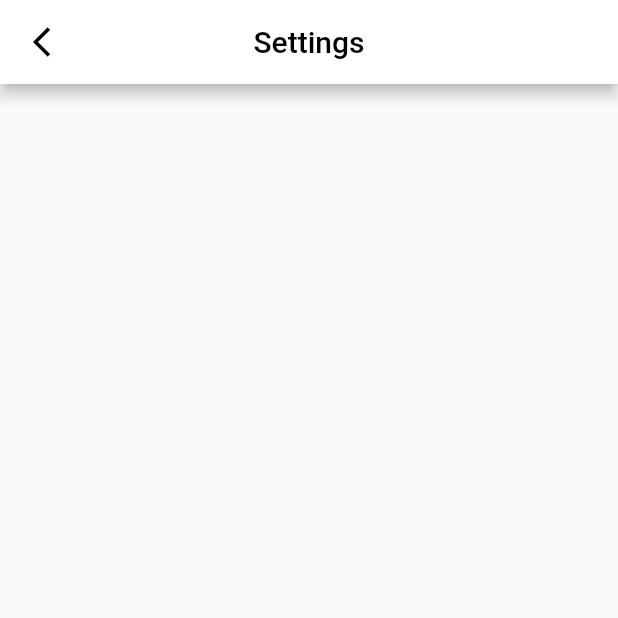
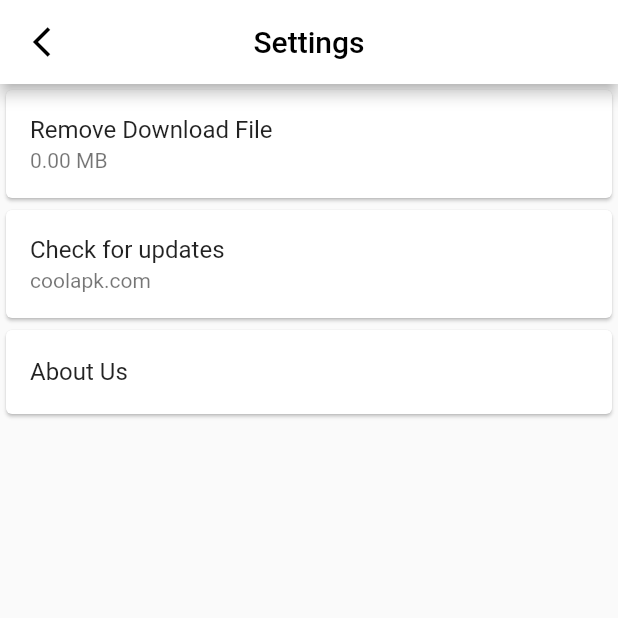
Before and after one commit to xkeyC/x_google_installer, a Flutter app: the SettingsPage screen opened directly, on a phone screen of 412 x 824 dp, the top half of it. Run offline on Flutter 3.47's test engine with Material 2 defaults, Android fonts, the phone set to English and light mode, and no system bars; our stand-ins replace cached_network_image, device_info, dio, firebase_analytics, firebase_core, font_awesome_flutter and 2 more; missing offline and left inert: app_installer, external_app_launcher, flutter_web_browser, installed_apps; accounts and stored records are empty; network calls fail.

Commit message:
upgrade and fix

```diff
--- a/lib/conf.dart
+++ b/lib/conf.dart
@@ -5,6 +5,8 @@ import 'package:device_info/device_info.dart';
 import 'package:flutter/services.dart';
 import 'package:hive/hive.dart';
 import 'package:hive_flutter/hive_flutter.dart';
+import 'package:installed_apps/app_info.dart';
+import 'package:installed_apps/installed_apps.dart';
 
 import 'api.dart';
 
@@ -12,6 +14,7 @@ class AppConf {
   static IndexData _indexData;
   static NetworkGappsInfo _networkGappsInfo;
   static AndroidDeviceInfo _androidDeviceInfo;
+  static AppInfo _thisAppInfo;
 
   static IndexData get gappsIndex {
     return _indexData;
@@ -25,7 +28,13 @@ class AppConf {
     return _networkGappsInfo;
   }
 
+  static AppInfo get thisAppInfo {
+    return _thisAppInfo;
+  }
+
   static Future<int> initData({bool enforce = false}) async {
+    _thisAppInfo = await InstalledApps.getAppInfo("co.clinux.googleinstaller");
+
     if (Platform.isAndroid) {
       _androidDeviceInfo = await DeviceInfoPlugin().androidInfo;
     } else {
--- a/lib/l10n/intl_en.arb
+++ b/lib/l10n/intl_en.arb
@@ -24,6 +24,8 @@
   "title_reinstall_google_framework": "Reinstall",
   "title_downgrade_install": "Downgrade Install!",
   "title_installation_failed": "installation failed?",
+  "title_remove_download_file": "Remove Download File",
+  "title_check_update": "Check for updates",
   "c_framework_is_system_app": "Sorry, your Google framework is a system application and we cannot uninstall it for you.",
   "c_framework_ok": "All Done! Now you can enjoy Google services.",
   "c_framework_error": "Google framework isn’t installed on your device!",
--- a/lib/l10n/intl_zh_CN.arb
+++ b/lib/l10n/intl_zh_CN.arb
@@ -24,6 +24,8 @@
   "title_reinstall_google_framework": "重新安装",
   "title_installation_failed": "安装失败？",
   "title_downgrade_install": "降级安装！",
+  "title_remove_download_file": "删除下载文件",
+  "title_check_update": "检查更新",
   "c_framework_is_system_app": "抱歉，您的 Google 框架为系统预装应用，我们无法帮您卸载。",
   "c_framework_ok": "全部OK！现在，您可以在您的设备上享受 Google Play 服务！",
   "c_framework_error": "啊嘞！您的设备还没有安装 Google Play 服务。",
--- a/lib/ui/install_page.dart
+++ b/lib/ui/install_page.dart
@@ -253,7 +253,7 @@ class __AppInfoPageState extends State<_AppInfoPage>
   }
 
   void installApk(String filePath) {
-    if (packageInfo != null || packageInfo.versionCode > value) {
+    if (packageInfo != null && packageInfo.versionCode > value) {
       showDialog(
           context: context,
           builder: (context) {
--- a/lib/ui/settings_page.dart
+++ b/lib/ui/settings_page.dart
@@ -1,4 +1,8 @@
+import 'dart:io';
+
 import 'package:flutter/material.dart';
+import 'package:flutter_web_browser/flutter_web_browser.dart';
+import 'package:path_provider/path_provider.dart';
 import 'package:x_google_installer/generated/l10n.dart';
 import 'package:x_google_installer/ui/widgets.dart';
 
@@ -8,6 +12,32 @@ class SettingsPage extends StatefulWidget {
 }
 
 class _SettingsPageState extends State<SettingsPage> {
+  String cacheString = "...";
+
+  @override
+  void initState() {
+    _updateCacheString();
+    super.initState();
+  }
+
+  void _updateCacheString() async {
+    setState(() {
+      cacheString = "...";
+    });
+    final path = (await getExternalStorageDirectory()).path + "/apk";
+    Directory directory = Directory(path);
+    int size = 0;
+    if (await directory.exists()) {
+      await directory.list().forEach((element) async {
+        File file = File(element.path);
+        size += await file.length();
+      });
+    }
+    setState(() {
+      cacheString = "${(size.toDouble() / 1024 / 1024).toStringAsFixed(2)} MB";
+    });
+  }
+
   @override
   Widget build(BuildContext context) {
     return Scaffold(
@@ -17,6 +47,50 @@ class _SettingsPageState extends State<SettingsPage> {
             S.of(context).title_settings,
             style: TextStyle(color: getTextColor(context)),
           )),
+      body: ListView(
+        children: [
+          Card(
+            child: ListTile(
+              title: Text(S.of(context).title_remove_download_file),
+              subtitle: Text(cacheString),
+              onTap: () async {
+                final path =
+                    (await getExternalStorageDirectory()).path + "/apk";
+                Directory directory = Directory(path);
+                if (!await directory.exists()) {
+                  return;
+                }
+                await directory.delete(recursive: true);
+                _updateCacheString();
+              },
+            ),
+          ),
+          Card(
+            child: ListTile(
+              title: Text(S.of(context).title_check_update),
+              subtitle: Text("coolapk.com"),
+              onTap: () {
+                FlutterWebBrowser.openWebPage(
+                  url: "https://www.coolapk.com/apk/co.clinux.googleinstaller",
+                  customTabsOptions: CustomTabsOptions(
+                    colorScheme: CustomTabsColorScheme.light,
+                    toolbarColor: Colors.white,
+                    addDefaultShareMenuItem: true,
+                    showTitle: true,
+                    urlBarHidingEnabled: true,
+                  ),
+                );
+              },
+            ),
+          ),
+          Card(
+            child: ListTile(
+              title: Text(S.of(context).title_about_us),
+              onTap: () {},
+            ),
+          ),
+        ],
+      ),
     );
   }
 }
--- a/lib/ui/splash_page.dart
+++ b/lib/ui/splash_page.dart
@@ -1,3 +1,5 @@
+import 'package:firebase_analytics/firebase_analytics.dart';
+import 'package:firebase_analytics/observer.dart';
 import 'package:flutter/material.dart';
 import 'package:flutter/services.dart';
 import 'package:flutter_localizations/flutter_localizations.dart';
@@ -20,6 +22,13 @@ class _SplashPageState extends State<SplashPage> with TickerProviderStateMixin {
   Animation<Offset> flutterLogoAnimation;
   bool showPowerByText = false;
   GlobalKey<ScaffoldState> _scaffold = GlobalKey();
+
+  /// firebase
+
+  static FirebaseAnalytics analytics = FirebaseAnalytics();
+  static FirebaseAnalyticsObserver observer =
+      FirebaseAnalyticsObserver(analytics: analytics);
+
   @override
   void initState() {
     Api.init();
@@ -116,6 +125,7 @@ class _SplashPageState extends State<SplashPage> with TickerProviderStateMixin {
         S.delegate
       ],
       supportedLocales: [const Locale('en'), const Locale('zh', 'CN')],
+      navigatorObservers: <NavigatorObserver>[observer],
       home: Builder(
         builder: (BuildContext context) {
           return Scaffold(
```
Also changed, not shown: lib/generated/intl/messages_en.dart, lib/generated/intl/messages_zh_CN.dart, lib/generated/l10n.dart, 1 other file.
